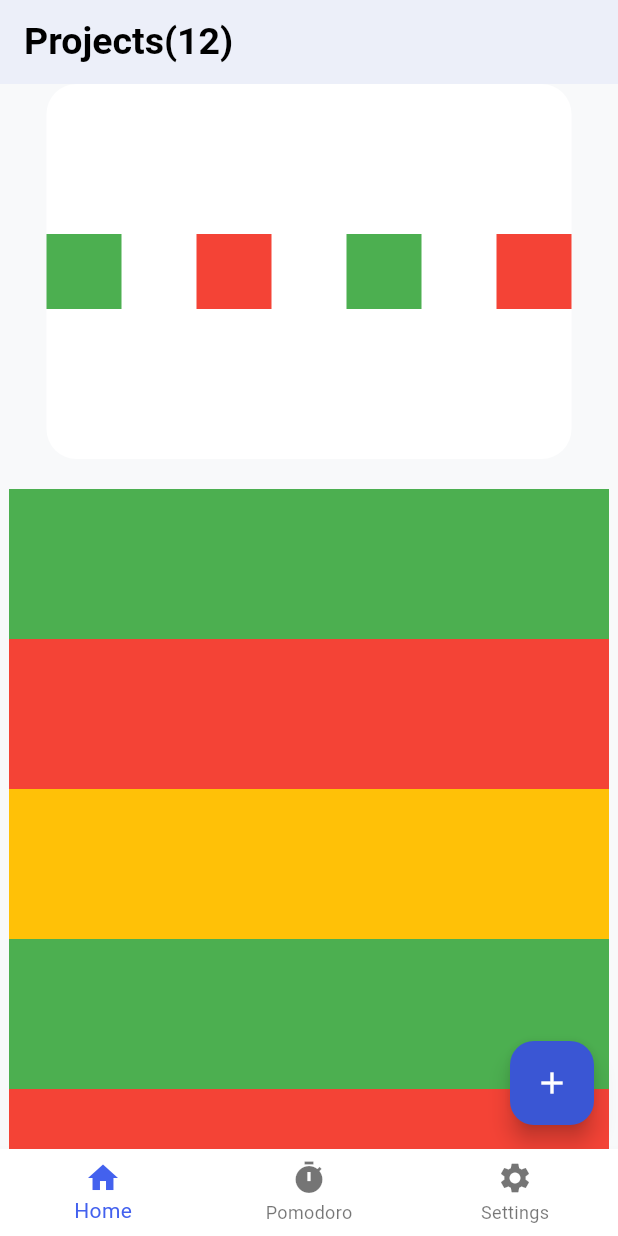
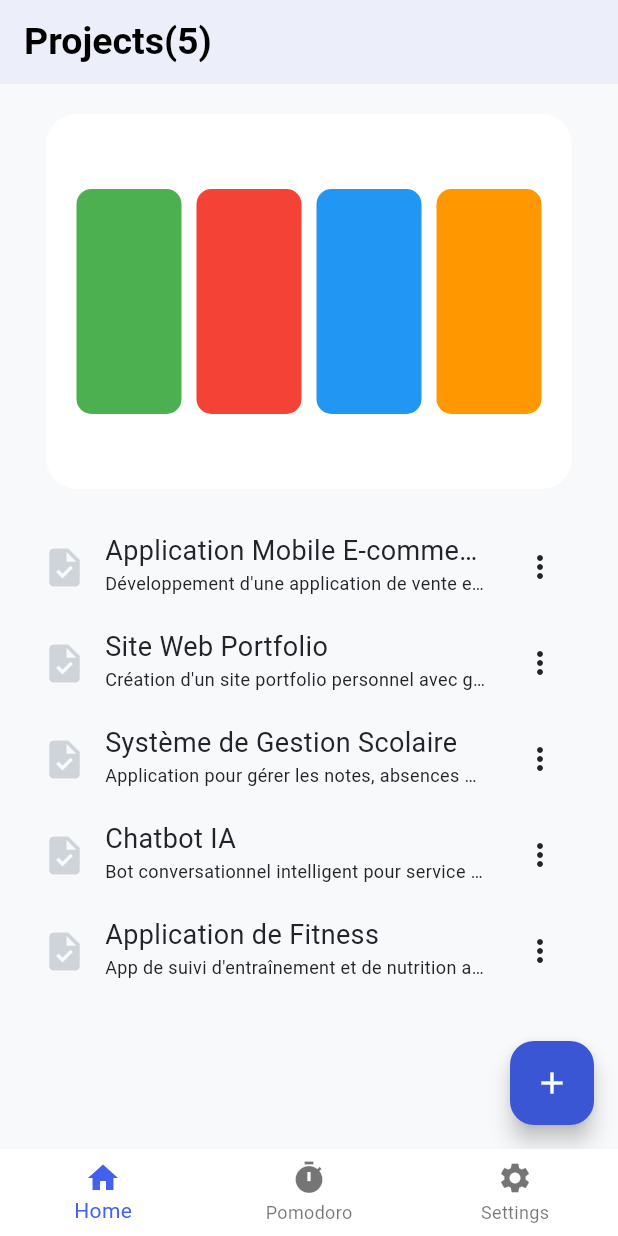
Before and after one commit to 07gitgp01/Notes, a Flutter app: the screen it shows after launch, on a phone screen of 412 x 824 dp. Run offline on Flutter 3.47's test engine with Material 3 defaults, Android fonts, the phone set to English and light mode, and no system bars; our stand-ins replace sqflite, sqflite_common_ffi, vibration; accounts and stored records are empty.

Commit message:
Add project and task models with project list UI
Introduces Project and Task data models, a sample project list generator, and a ProjectItem widget for displaying projects. Updates the home page to display a dynamic list of projects using the new models and widget.

```diff
--- /dev/null
+++ b/lib/data/models/notes/project.dart
@@ -0,0 +1,43 @@
+import 'dart:convert';
+import 'task.dart'; // Importer votre classe Task
+
+class Project {
+  int? id;
+  String title;
+  String description;
+  List<Task> tasks;
+
+  Project({
+    required this.title,
+    required this.description,
+    required this.tasks,
+    this.id,
+  });
+
+  factory Project.fromJSON(Map<String, dynamic> json) {
+    return Project(
+      id: json["ID"],
+      title: json["TITLE"],
+      description: json["DESCRIPTION"],
+      tasks:
+          (json["TASKS"] as List<dynamic>?)
+              ?.map((taskJson) => Task.fromJSON(taskJson))
+              .toList() ??
+          [],
+    );
+  }
+
+  Map<String, dynamic> toJSON() {
+    return {
+      "ID": id,
+      "TITLE": title,
+      "DESCRIPTION": description,
+      "TASKS": tasks.map((task) => task.toJSON()).toList(),
+    };
+  }
+
+  @override
+  String toString() {
+    return jsonEncode(toJSON());
+  }
+}
--- /dev/null
+++ b/lib/data/models/notes/task.dart
@@ -0,0 +1,26 @@
+import 'dart:convert';
+
+class Task {
+  int? id;
+  String title;
+  DateTime due_date;
+
+  Task({required this.title, required this.due_date, this.id});
+
+  factory Task.fromJSON(Map<String, dynamic> json) {
+    return Task(
+      id: json["ID"],
+      title: json["TITLE"],
+      due_date: json["DUE_DATE"],
+    );
+  }
+
+  Map<String, dynamic> toJSON() {
+    return {"ID": id, "TITLE": title, "DUE_DATE": due_date};
+  }
+
+  @override
+  String toString() {
+    return jsonEncode(toJSON());
+  }
+}
--- a/lib/pages/notes/home.dart
+++ b/lib/pages/notes/home.dart
@@ -1,5 +1,8 @@
 import 'package:flutter/material.dart';
 import 'package:notes/consts/colors.dart';
+import 'package:notes/data/models/notes/project.dart';
+import 'package:notes/data/models/notes/task.dart';
+import 'package:notes/widgets/notes/project_item.dart';
 
 class Home extends StatefulWidget {
   const Home({super.key});
@@ -9,13 +12,21 @@ class Home extends StatefulWidget {
 }
 
 class _HomeState extends State<Home> {
+  List<Project> items = [];
+
+  @override
+  void initState() {
+    super.initState();
+    items = generateProjects();
+  }
+
   @override
   Widget build(BuildContext context) {
     return Scaffold(
       backgroundColor: AppColors.background,
       appBar: AppBar(
         title: Text(
-          "Projects(12)",
+          "Projects(${items.length})",
           style: TextStyle(
             color: Colors.black,
             fontSize: 25,
@@ -24,69 +35,74 @@ class _HomeState extends State<Home> {
         ),
         backgroundColor: AppColors.background,
       ),
-      body: SingleChildScrollView(
-        child: Center(
-          child: Column(
+      body: Column(
         children: [
           Container(
             width: 350,
             height: 250,
+            margin: EdgeInsets.all(20),
             decoration: BoxDecoration(
               borderRadius: BorderRadius.circular(20),
               color: AppColors.card,
             ),
-                child: Center(
+            child: Padding(
+              padding: const EdgeInsets.all(20.0),
               child: Row(
+                mainAxisAlignment: MainAxisAlignment.spaceEvenly,
                 children: [
                   Expanded(
                     child: Container(
-                          width: 50,
-                          height: 50,
+                      height: 150,
+                      decoration: BoxDecoration(
+                        borderRadius: BorderRadius.circular(10),
                         color: Colors.green,
                       ),
                     ),
-                      SizedBox(width: 50),
+                  ),
+                  SizedBox(width: 10),
                   Expanded(
                     child: Container(
-                          width: 50,
-                          height: 50,
+                      height: 150,
+                      decoration: BoxDecoration(
+                        borderRadius: BorderRadius.circular(10),
                         color: Colors.red,
                       ),
                     ),
-                      SizedBox(width: 50),
+                  ),
+                  SizedBox(width: 10),
                   Expanded(
                     child: Container(
-                          width: 50,
-                          height: 50,
-                          color: Colors.green,
+                      height: 150,
+                      decoration: BoxDecoration(
+                        borderRadius: BorderRadius.circular(10),
+                        color: Colors.blue,
                       ),
                     ),
-                      SizedBox(width: 50),
+                  ),
+                  SizedBox(width: 10),
                   Expanded(
                     child: Container(
-                          width: 50,
-                          height: 50,
-                          color: Colors.red,
+                      height: 150,
+                      decoration: BoxDecoration(
+                        borderRadius: BorderRadius.circular(10),
+                        color: Colors.orange,
+                      ),
                     ),
                   ),
                 ],
               ),
             ),
           ),
-              SizedBox(height: 20),
-              Container(width: 400, height: 100, color: Colors.green),
-              Container(width: 400, height: 100, color: Colors.red),
-              Container(width: 400, height: 100, color: Colors.amber),
-              Container(width: 400, height: 100, color: Colors.green),
-              Container(width: 400, height: 100, color: Colors.red),
-              Container(width: 400, height: 100, color: Colors.green),
-              Container(width: 400, height: 100, color: Colors.red),
-              Container(width: 400, height: 100, color: Colors.amber),
-              Container(width: 400, height: 100, color: Colors.green),
-              Container(width: 400, height: 100, color: Colors.red),
-            ],
+          Expanded(
+            child: ListView.builder(
+              padding: EdgeInsets.symmetric(horizontal: 20),
+              itemCount: items.length,
+              itemBuilder: (context, index) {
+                return ProjectItem(project: items[index]);
+              },
             ),
           ),
+        ],
       ),
       floatingActionButton: FloatingActionButton(
         onPressed: () {},
@@ -95,3 +111,123 @@ class _HomeState extends State<Home> {
     );
   }
 }
+
+List<Project> generateProjects() {
+  return [
+    Project(
+      id: 1,
+      title: "Application Mobile E-commerce",
+      description:
+          "Développement d'une application de vente en ligne avec panier et paiement intégré",
+      tasks: [
+        Task(
+          id: 1,
+          title: "Design de l'interface utilisateur",
+          due_date: DateTime(2025, 1, 15),
+        ),
+        Task(
+          id: 2,
+          title: "Intégration de l'API de paiement",
+          due_date: DateTime(2025, 1, 20),
+        ),
+        Task(
+          id: 3,
+          title: "Tests utilisateurs",
+          due_date: DateTime(2025, 1, 25),
+        ),
+      ],
+    ),
+    Project(
+      id: 2,
+      title: "Site Web Portfolio",
+      description:
+          "Création d'un site portfolio personnel avec galerie de projets",
+      tasks: [
+        Task(
+          id: 4,
+          title: "Choix du design et des couleurs",
+          due_date: DateTime(2025, 1, 10),
+        ),
+        Task(
+          id: 5,
+          title: "Développement des pages",
+          due_date: DateTime(2025, 1, 18),
+        ),
+        Task(
+          id: 6,
+          title: "Déploiement en ligne",
+          due_date: DateTime(2025, 1, 22),
+        ),
+      ],
+    ),
+    Project(
+      id: 3,
+      title: "Système de Gestion Scolaire",
+      description:
+          "Application pour gérer les notes, absences et emplois du temps des élèves",
+      tasks: [
+        Task(
+          id: 7,
+          title: "Analyse des besoins",
+          due_date: DateTime(2025, 1, 12),
+        ),
+        Task(
+          id: 8,
+          title: "Création de la base de données",
+          due_date: DateTime(2025, 1, 17),
+        ),
+        Task(
+          id: 9,
+          title: "Module de gestion des notes",
+          due_date: DateTime(2025, 1, 24),
+        ),
+        Task(
+          id: 10,
+          title: "Module de gestion des absences",
+          due_date: DateTime(2025, 1, 28),
+        ),
+      ],
+    ),
+    Project(
+      id: 4,
+      title: "Chatbot IA",
+      description:
+          "Bot conversationnel intelligent pour service client automatisé",
+      tasks: [
+        Task(
+          id: 11,
+          title: "Formation du modèle",
+          due_date: DateTime(2025, 1, 14),
+        ),
+        Task(
+          id: 12,
+          title: "Intégration avec l'API",
+          due_date: DateTime(2025, 1, 19),
+        ),
+      ],
+    ),
+    Project(
+      id: 5,
+      title: "Application de Fitness",
+      description:
+          "App de suivi d'entraînement et de nutrition avec objectifs personnalisés",
+      tasks: [
+        Task(
+          id: 13,
+          title: "Système de tracking des exercices",
+          due_date: DateTime(2025, 1, 16),
+        ),
+        Task(
+          id: 14,
+          title: "Base de données nutritionnelle",
+          due_date: DateTime(2025, 1, 21),
+        ),
+        Task(
+          id: 15,
+          title: "Graphiques de progression",
+          due_date: DateTime(2025, 1, 26),
+        ),
+      ],
+    ),
+  ];
+}
--- /dev/null
+++ b/lib/widgets/notes/project_item.dart
@@ -0,0 +1,58 @@
+import 'package:flutter/material.dart';
+import 'package:notes/consts/colors.dart';
+import 'package:notes/data/models/notes/project.dart';
+
+class ProjectItem extends StatelessWidget {
+  Project project;
+  ProjectItem({super.key, required this.project});
+
+  @override
+  Widget build(BuildContext context) {
+    return SizedBox(
+      height: 64,
+      child: Padding(
+        padding: const EdgeInsets.all(8),
+        child: Row(
+          spacing: 12,
+          children: [
+            Expanded(
+              child: InkWell(
+                onTap: () {},
+                child: Row(
+                  spacing: 12,
+                  children: [
+                    Icon(Icons.task, size: 30, color: AppColors.disabled),
+                    Expanded(
+                      child: Column(
+                        crossAxisAlignment: CrossAxisAlignment.start,
+                        children: [
+                          Text(
+                            project.title,
+                            maxLines: 1,
+                            style: TextStyle(
+                              fontSize: 18,
+                              overflow: TextOverflow.ellipsis,
+                            ),
+                          ),
+                          Text(
+                            maxLines: 1,
+                            project.description,
+                            style: TextStyle(
+                              fontSize: 12,
+                              overflow: TextOverflow.ellipsis,
+                            ),
+                          ),
+                        ],
+                      ),
+                    ),
+                  ],
+                ),
+              ),
+            ),
+            IconButton(onPressed: () {}, icon: Icon(Icons.more_vert)),
+          ],
+        ),
+      ),
+    );
+  }
+}
```
Lines whose indentation alone changed are shown as unchanged.
